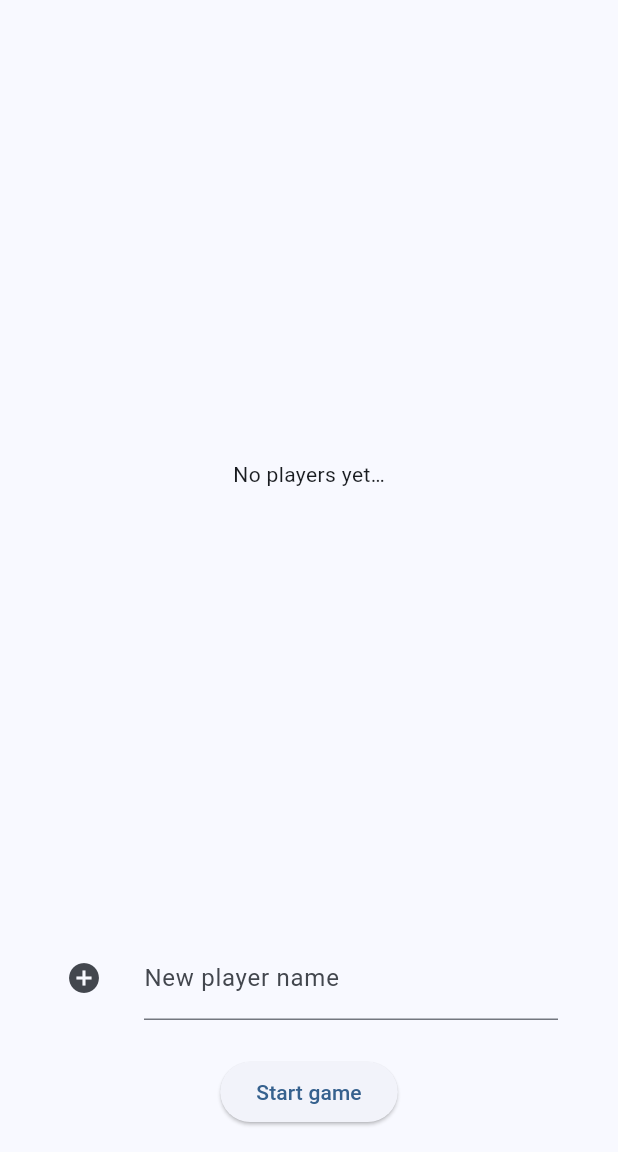
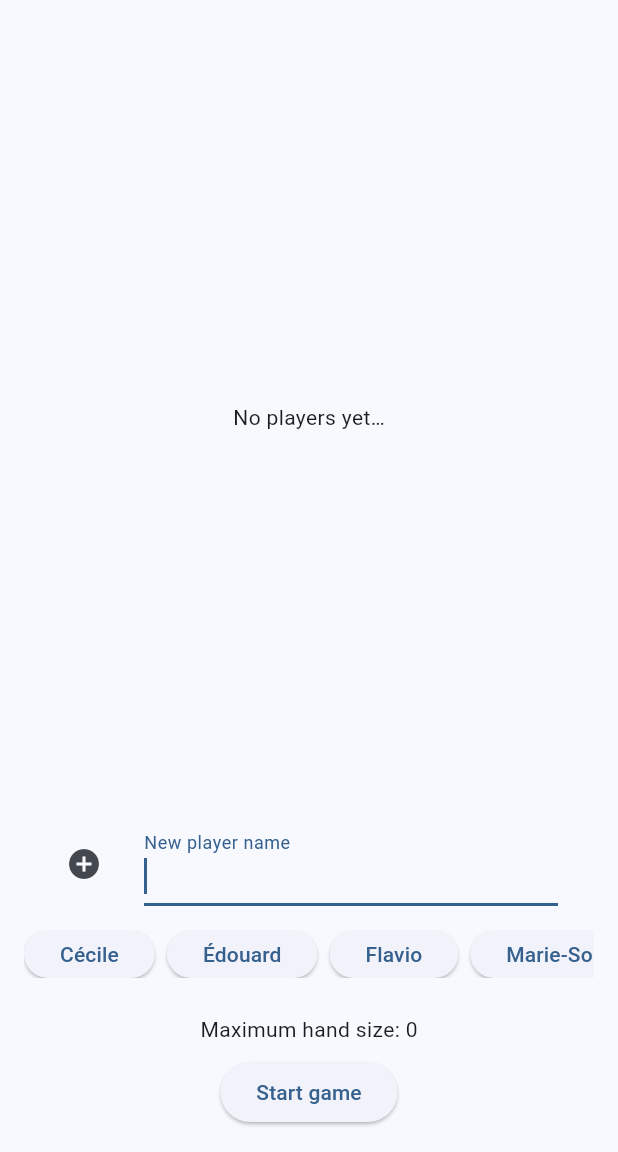
Before and after one commit to SebStreb/rikiki, a Flutter app: the screen it shows after launch, on a phone screen of 412 x 824 dp, the part 84-1236 px from its top. Run offline on Flutter 3.47's test engine with Material 3 defaults, Android fonts, the phone set to English and light mode, and no system bars; our stand-ins replace go_router.

Commit message:
UI update

```diff
--- a/lib/main.dart
+++ b/lib/main.dart
@@ -1,12 +1,19 @@
 import 'package:flutter/material.dart';
+import 'package:flutter_web_plugins/url_strategy.dart';
+import 'package:go_router/go_router.dart';
 import 'package:provider/provider.dart';
-import 'package:rikiki_multiplatform/view_models/game_view_model.dart';
-import 'package:rikiki_multiplatform/views/screens/game_screen.dart';
-import 'package:rikiki_multiplatform/views/screens/result_screen.dart';
-import 'package:rikiki_multiplatform/views/screens/start_screen.dart';
+
+import 'view_models/game_view_model.dart';
+import 'views/screens/game_screen.dart';
+import 'views/screens/result_screen.dart';
+import 'views/screens/start_screen.dart';
 
 void main() {
-  runApp(const MyApp());
+  usePathUrlStrategy();
+  runApp(ChangeNotifierProvider<GameViewModel>(
+    create: (context) => GameViewModel(),
+    child: const MyApp(),
+  ));
 }
 
 class MyApp extends StatelessWidget {
@@ -14,9 +21,7 @@ class MyApp extends StatelessWidget {
 
   @override
   Widget build(BuildContext context) {
-    return ChangeNotifierProvider<GameViewModel>(
-      create: (context) => GameViewModel(),
-      child: MaterialApp(
+    return MaterialApp.router(
       title: 'Rikiki',
       debugShowCheckedModeBanner: false,
       theme: ThemeData(
@@ -30,11 +35,27 @@ class MyApp extends StatelessWidget {
         ),
         useMaterial3: true,
       ),
-        initialRoute: "/start",
-        routes: {
-          "/start": (context) => const StartScreen(),
-          "/game": (context) => const GameScreen(),
-          "/result": (context) => const ResultScreen(),
+      routerConfig: GoRouter(
+        initialLocation: "/",
+        routes: [
+          GoRoute(
+            path: "/",
+            builder: (context, state) => const StartScreen(),
+          ),
+          GoRoute(
+            path: "/game",
+            builder: (context, state) => const GameScreen(),
+          ),
+          GoRoute(
+            path: "/result",
+            builder: (context, state) => const ResultScreen(),
+          ),
+        ],
+        redirect: (context, state) {
+          final gameViewModel =
+              Provider.of<GameViewModel>(context, listen: false);
+          if (!gameViewModel.gameStarted && state.fullPath != "/") return "/";
+          return null;
         },
       ),
     );
--- a/lib/models/game_config.dart
+++ b/lib/models/game_config.dart
@@ -7,5 +7,6 @@ class GameConfig {
 
   get numberOfCards => basicDeckSize + numberOfJokers;
 
-  int maximumHandSize(int numberOfPlayers) => ((numberOfCards - 1) / numberOfPlayers).toInt();
+  int maximumHandSize(int numberOfPlayers) =>
+      ((numberOfCards - 1) / numberOfPlayers).toInt();
 }
--- a/lib/models/round.dart
+++ b/lib/models/round.dart
@@ -1,4 +1,4 @@
-import 'package:rikiki_multiplatform/models/game_config.dart';
+import 'game_config.dart';
 
 class Round {
   Round({
@@ -8,8 +8,7 @@ class Round {
   });
 
   Round.first({required startingPlayerIndex})
-      : this(
-            roundNumber: 1, handSize: 1, firstPlayerIndex: startingPlayerIndex);
+      : this(roundNumber: 1, handSize: 1, firstPlayerIndex: startingPlayerIndex);
 
   final int roundNumber;
   final int handSize;
--- a/lib/view_models/game_view_model.dart
+++ b/lib/view_models/game_view_model.dart
@@ -1,15 +1,28 @@
 import 'dart:math';
 
 import 'package:flutter/material.dart';
-import 'package:rikiki_multiplatform/models/game_config.dart';
-import 'package:rikiki_multiplatform/models/round.dart';
+
+import '../models/game_config.dart';
+import '../models/round.dart';
 
 enum Steps { bet, trick }
 
 class GameViewModel extends ChangeNotifier {
   var config = GameConfig();
 
+  var gameStarted = false;
+
   late List<String> players;
+
+  static const commonPlayers = [
+    "Cécile",
+    "Édouard",
+    "Flavio",
+    "Marie-Sophie",
+    "Martin",
+    "Pavel",
+    "Sébastien",
+  ];
 
   Round? activeRound;
 
@@ -29,6 +42,7 @@ class GameViewModel extends ChangeNotifier {
   }
 
   void start(List<String> players) {
+    gameStarted = true;
     this.players = players;
     activeRound =
         Round.first(startingPlayerIndex: Random().nextInt(players.length));
--- a/lib/views/components/players_component.dart
+++ b/lib/views/components/players_component.dart
@@ -1,5 +1,7 @@
 import 'package:flutter/material.dart';
-import 'package:rikiki_multiplatform/views/dialogs/error_dialog.dart';
+
+import '../../view_models/game_view_model.dart';
+import '../dialogs/error_dialog.dart';
 
 class PlayersComponent extends StatefulWidget {
   final List<String> players;
@@ -27,7 +29,8 @@ class _PlayersComponentState extends State<PlayersComponent> {
     if (widget.players.contains(newPlayerController.text)) {
       showDialog(
         context: context,
-        builder: (context) => const ErrorDialog(message: "There is already a player with this name."),
+        builder: (context) => const ErrorDialog(
+            message: "There is already a player with this name."),
       );
     } else if (newPlayerController.text == "") {
       showDialog(
@@ -48,6 +51,10 @@ class _PlayersComponentState extends State<PlayersComponent> {
 
   @override
   Widget build(BuildContext context) {
+    final commonPlayers = GameViewModel.commonPlayers
+        .where((element) => !widget.players.contains(element))
+        .toList();
+
     return Column(
       mainAxisSize: MainAxisSize.min,
       children: [
@@ -65,7 +72,8 @@ class _PlayersComponentState extends State<PlayersComponent> {
                     title: Text(widget.players[index]),
                   ),
                   itemCount: widget.players.length,
-                  onReorder: (oldIndex, newIndex) => widget.movePlayer(oldIndex, newIndex),
+                  onReorder: (oldIndex, newIndex) =>
+                      widget.movePlayer(oldIndex, newIndex),
                 ),
         ),
         ListTile(
@@ -76,6 +84,7 @@ class _PlayersComponentState extends State<PlayersComponent> {
           title: TextFormField(
             controller: newPlayerController,
             decoration: const InputDecoration(labelText: "New player name"),
+            autofocus: true,
             focusNode: focusNode,
             onFieldSubmitted: (value) {
               addNewPlayer();
@@ -83,6 +92,25 @@ class _PlayersComponentState extends State<PlayersComponent> {
             },
           ),
         ),
+        const SizedBox(height: 8),
+        SizedBox(
+          height: 32,
+          child: Center(
+            child: ListView.separated(
+              shrinkWrap: true,
+              scrollDirection: Axis.horizontal,
+              separatorBuilder: (context, index) => const SizedBox(width: 8,),
+              itemCount: commonPlayers.length,
+              itemBuilder: (context, index) {
+                final player = commonPlayers[index];
+                return ElevatedButton(
+                  onPressed: () => widget.addPlayer(player),
+                  child: Text(player),
+                );
+              },
+            ),
+          ),
+        )
       ],
     );
   }
--- a/lib/views/dialogs/error_dialog.dart
+++ b/lib/views/dialogs/error_dialog.dart
@@ -11,7 +11,10 @@ class ErrorDialog extends StatelessWidget {
       title: const Text("Error"),
       content: Text(message),
       actions: [
-        TextButton(onPressed: () => Navigator.pop(context), child: const Text("Close")),
+        TextButton(
+          onPressed: () => Navigator.pop(context),
+          child: const Text("Close"),
+        ),
       ],
     );
   }
--- a/lib/views/screens/start_screen.dart
+++ b/lib/views/screens/start_screen.dart
@@ -2,11 +2,12 @@ import 'dart:io';
 
 import 'package:flutter/foundation.dart';
 import 'package:flutter/material.dart';
+import 'package:go_router/go_router.dart';
 import 'package:provider/provider.dart';
-import 'package:rikiki_multiplatform/view_models/game_view_model.dart';
-import 'package:rikiki_multiplatform/views/components/players_component.dart';
-import 'package:rikiki_multiplatform/views/dialogs/error_dialog.dart';
 
+import '../../view_models/game_view_model.dart';
+import '../components/players_component.dart';
+import '../dialogs/error_dialog.dart';
 import '../dialogs/config_dialog.dart';
 
 class StartScreen extends StatefulWidget {
@@ -20,7 +21,9 @@ class _StartScreenState extends State<StartScreen> {
   final players = <String>[];
 
   @override
-  Widget build(BuildContext context) => Scaffold(
+  Widget build(BuildContext context) {
+    final config = Provider.of<GameViewModel>(context, listen: false).config;
+    return Scaffold(
       appBar: AppBar(
         backgroundColor: Theme.of(context).colorScheme.inversePrimary,
         title: const Text("Rikiki Game Configuration"),
@@ -54,7 +57,10 @@ class _StartScreenState extends State<StartScreen> {
                   }),
                 ),
               ),
-                const SizedBox(height: 16),
+              const SizedBox(height: 24),
+              Text("Maximum hand size: ${players.isEmpty ?
+                  "0" : config.maximumHandSize(players.length)}"),
+              const SizedBox(height: 8),
               ElevatedButton(
                 onPressed: () {
                   if (players.length < 2) {
@@ -66,7 +72,7 @@ class _StartScreenState extends State<StartScreen> {
                   } else {
                     Provider.of<GameViewModel>(context, listen: false)
                         .start(players);
-                      Navigator.pushReplacementNamed(context, "/game");
+                    context.go("/game");
                   }
                 },
                 child: const Text("Start game"),
@@ -78,3 +84,4 @@ class _StartScreenState extends State<StartScreen> {
       ),
     );
   }
+}
--- a/pubspec.yaml
+++ b/pubspec.yaml
@@ -30,12 +30,15 @@ environment:
 dependencies:
   flutter:
     sdk: flutter
+  flutter_web_plugins:
+    sdk: flutter
 
 
   # The following adds the Cupertino Icons font to your application.
   # Use with the CupertinoIcons class for iOS style icons.
   cupertino_icons: ^1.0.2
   provider: ^6.0.5
+  go_router: ^13.2.0
 
 dev_dependencies:
   flutter_test:
```
Also changed, not shown: lib/views/components/bets_component.dart (+13 -31 lines), lib/views/components/tricks_component.dart (+12 -28 lines), lib/views/dialogs/config_dialog.dart (+20 -8 lines), lib/views/dialogs/players_dialog.dart (+13 -7 lines), lib/views/dialogs/points_dialog.dart (+6 -2 lines), lib/views/screens/game_screen.dart (+11 -9 lines), lib/views/screens/result_screen.dart (+7 -3 lines), pubspec.lock, 4 other files. Lines whose indentation alone changed are shown as unchanged.
